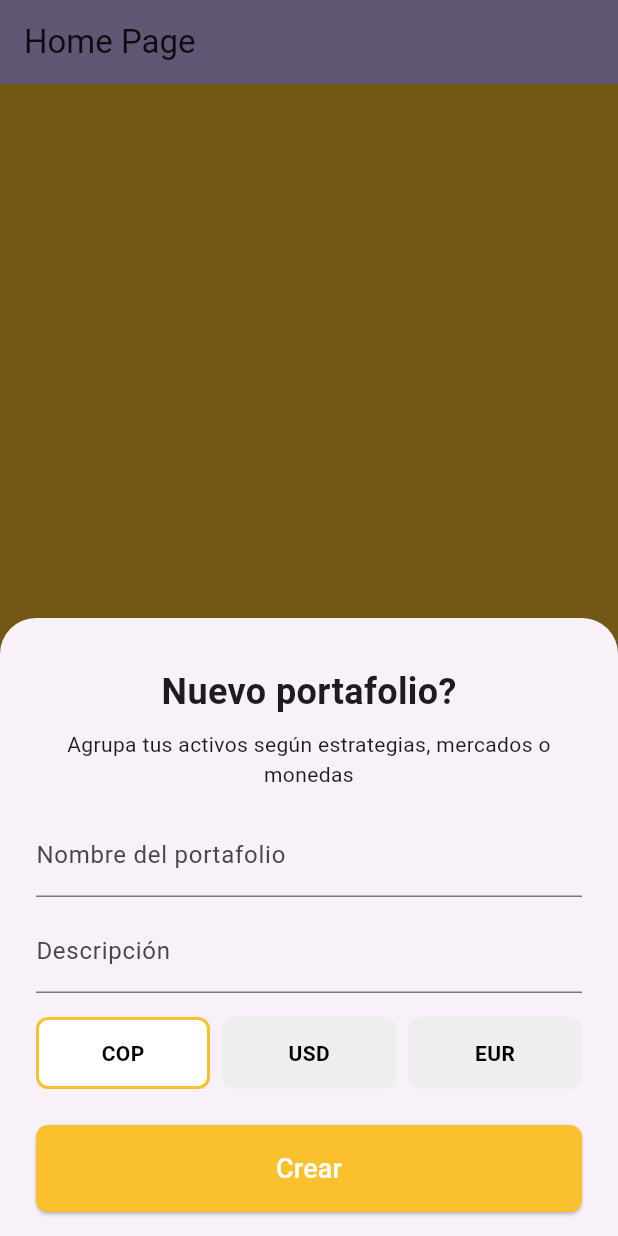
After one commit to juanmjimenezs/flutter_pro, a Flutter app: the screen it shows once a user with an empty profile is signed in, item 2 of the bottom bar chosen, after a tap on the "add" icon, on a phone screen of 412 x 824 dp. The commit adds this screen. Run offline on Flutter 3.47's test engine with Material 3 defaults, Android fonts, the phone set to English and light mode, and no system bars; our stand-ins replace firebase_auth, firebase_core, firebase_database; accounts and stored records are empty; generated files the repository leaves out were written again.

Commit message:
adding a page for portfolio

```diff
--- a/lib/main.dart
+++ b/lib/main.dart
@@ -22,6 +22,7 @@ class MyApp extends StatelessWidget {
       theme: ThemeData(
         colorScheme: ColorScheme.fromSeed(seedColor: Colors.deepPurple),
       ),
+      debugShowCheckedModeBanner: false,
       home: StreamBuilder<User?>(
         stream: FirebaseAuth.instance.authStateChanges(),
         builder: (context, snapshot) {
@@ -30,7 +31,7 @@ class MyApp extends StatelessWidget {
           }
 
           if (snapshot.hasData) {
-            return const MyHomePage();
+            return const MyHomePage(title: 'Home Page');
           }
 
           return const WelcomePage();
--- a/lib/pages/get_started_page.dart
+++ b/lib/pages/get_started_page.dart
@@ -40,7 +40,9 @@ class _GetStartedPageState extends State<GetStartedPage> {
 
         Navigator.pushReplacement(
           context,
-          MaterialPageRoute(builder: (context) => const MyHomePage()),
+          MaterialPageRoute(
+            builder: (context) => const MyHomePage(title: 'Home Page'),
+          ),
         );
       } on FirebaseAuthException catch (e) {
         if (!mounted) return;
--- a/lib/pages/home_page.dart
+++ b/lib/pages/home_page.dart
@@ -2,9 +2,12 @@ import 'package:flutter/material.dart';
 import '../widgets/custom_bottom_navigation.dart';
 import 'profile_page.dart';
 import 'tasks_page.dart';
+import 'portfolio_page.dart';
 
 class MyHomePage extends StatefulWidget {
-  const MyHomePage({super.key});
+  final String title;
+
+  const MyHomePage({super.key, required this.title});
 
   @override
   State<MyHomePage> createState() => _MyHomePageState();
@@ -21,11 +24,15 @@ class _MyHomePageState extends State<MyHomePage> {
 
   @override
   Widget build(BuildContext context) {
-    final List<Widget> pages = <Widget>[TasksPage(), ProfilePage()];
+    final List<Widget> pages = <Widget>[
+      TasksPage(),
+      PortfolioPage(),
+      ProfilePage(),
+    ];
 
     return Scaffold(
       appBar: AppBar(
-        title: Text('My App'),
+        title: Text(widget.title),
         backgroundColor: Theme.of(context).colorScheme.inversePrimary,
       ),
       body: pages[_selectedIndex],
--- a/lib/pages/login_page.dart
+++ b/lib/pages/login_page.dart
@@ -36,7 +36,9 @@ class _LoginPageState extends State<LoginPage> {
 
         Navigator.pushReplacement(
           context,
-          MaterialPageRoute(builder: (context) => const MyHomePage()),
+          MaterialPageRoute(
+            builder: (context) => const MyHomePage(title: 'Home Page'),
+          ),
         );
       } on FirebaseAuthException catch (e) {
         ScaffoldMessenger.of(context).showSnackBar(
--- /dev/null
+++ b/lib/pages/portfolio_page.dart
@@ -0,0 +1,262 @@
+import 'package:flutter/material.dart';
+import 'package:firebase_database/firebase_database.dart';
+import '../database_service.dart';
+import '../auth_service.dart';
+
+class PortfolioPage extends StatefulWidget {
+  const PortfolioPage({super.key});
+
+  @override
+  State<PortfolioPage> createState() => _PortfolioPageState();
+}
+
+class _PortfolioPageState extends State<PortfolioPage> {
+  List<Map<String, dynamic>> _portfolios = [];
+
+  String get _userId => authService.value.currentUser?.uid ?? '';
+
+  @override
+  void initState() {
+    super.initState();
+    _loadPortfolios();
+  }
+
+  Future<void> _loadPortfolios() async {
+    if (_userId.isEmpty) return;
+    DataSnapshot? snapshot = await DatabaseService().read(
+      path: 'users/$_userId/portfolios',
+    );
+    if (snapshot?.value != null) {
+      setState(() {
+        if (snapshot!.value is Map) {
+          _portfolios =
+              (snapshot.value as Map<Object?, Object?>).entries.map((entry) {
+                if (entry.value is Map) {
+                  final data = Map<String, dynamic>.from(entry.value as Map);
+                  data['id'] = entry.key.toString();
+                  return data;
+                }
+                return <String, dynamic>{};
+              }).toList();
+        } else {
+          _portfolios = [];
+        }
+      });
+    }
+  }
+
+  Future<void> _addPortfolio(
+    String nombre,
+    String descripcion,
+    String moneda,
+  ) async {
+    if (_userId.isEmpty) return;
+    final newPortfolio = {
+      'nombre': nombre,
+      'descripcion': descripcion,
+      'moneda': moneda,
+    };
+    await DatabaseService().create(
+      path: 'users/$_userId/portfolios',
+      data: newPortfolio,
+    );
+    await _loadPortfolios();
+  }
+
+  void _showAddPortfolioDialog() {
+    showModalBottomSheet(
+      context: context,
+      isScrollControlled: true,
+      shape: const RoundedRectangleBorder(
+        borderRadius: BorderRadius.vertical(top: Radius.circular(24)),
+      ),
+      builder:
+          (context) => Padding(
+            padding: EdgeInsets.only(
+              bottom: MediaQuery.of(context).viewInsets.bottom,
+              left: 24,
+              right: 24,
+              top: 32,
+            ),
+            child: _PortfolioForm(
+              onCreate: (nombre, descripcion, moneda) async {
+                Navigator.pop(context);
+                await _addPortfolio(nombre, descripcion, moneda);
+              },
+            ),
+          ),
+    );
+  }
+
+  @override
+  Widget build(BuildContext context) {
+    return Scaffold(
+      backgroundColor: Colors.yellow[700],
+      body: ListView.builder(
+        padding: const EdgeInsets.all(16),
+        itemCount: _portfolios.length,
+        itemBuilder: (context, index) {
+          final p = _portfolios[index];
+          return Card(
+            color: Colors.purple[50],
+            margin: const EdgeInsets.only(bottom: 16),
+            shape: RoundedRectangleBorder(
+              borderRadius: BorderRadius.circular(16),
+            ),
+            child: ListTile(
+              title: Text(
+                p['nombre'] ?? '',
+                style: const TextStyle(fontWeight: FontWeight.bold),
+              ),
+              subtitle: Text(p['descripcion'] ?? ''),
+              trailing: Text(
+                p['moneda'] ?? '',
+                style: const TextStyle(fontWeight: FontWeight.bold),
+              ),
+            ),
+          );
+        },
+      ),
+      floatingActionButton: FloatingActionButton(
+        onPressed: _showAddPortfolioDialog,
+        backgroundColor: Colors.yellow[700],
+        child: const Icon(Icons.add, color: Colors.white),
+      ),
+    );
+  }
+}
+
+class _PortfolioForm extends StatefulWidget {
+  final void Function(String nombre, String descripcion, String moneda)
+  onCreate;
+  const _PortfolioForm({required this.onCreate});
+
+  @override
+  State<_PortfolioForm> createState() => _PortfolioFormState();
+}
+
+class _PortfolioFormState extends State<_PortfolioForm> {
+  final _formKey = GlobalKey<FormState>();
+  final _nombreController = TextEditingController();
+  final _descripcionController = TextEditingController();
+  String _moneda = 'COP';
+
+  @override
+  Widget build(BuildContext context) {
+    return Column(
+      mainAxisSize: MainAxisSize.min,
+      children: [
+        const Text(
+          'Nuevo portafolio?',
+          style: TextStyle(fontSize: 24, fontWeight: FontWeight.bold),
+        ),
+        const SizedBox(height: 8),
+        const Text(
+          'Agrupa tus activos según estrategias, mercados o monedas',
+          textAlign: TextAlign.center,
+        ),
+        const SizedBox(height: 16),
+        TextFormField(
+          controller: _nombreController,
+          decoration: const InputDecoration(
+            labelText: 'Nombre del portafolio',
+            hintText: 'ej. "ETF tecnológicos", "Inversión a largo plazo"',
+          ),
+          validator: (v) => v == null || v.isEmpty ? 'Campo requerido' : null,
+        ),
+        const SizedBox(height: 8),
+        TextFormField(
+          controller: _descripcionController,
+          decoration: const InputDecoration(
+            labelText: 'Descripción',
+            hintText: 'ej. Portafolio de acciones colombianas',
+          ),
+        ),
+        const SizedBox(height: 16),
+        Row(
+          mainAxisAlignment: MainAxisAlignment.center,
+          children: [
+            _CurrencyButton(
+              label: 'COP',
+              selected: _moneda == 'COP',
+              onTap: () => setState(() => _moneda = 'COP'),
+            ),
+            const SizedBox(width: 8),
+            _CurrencyButton(
+              label: 'USD',
+              selected: _moneda == 'USD',
+              onTap: () => setState(() => _moneda = 'USD'),
+            ),
+            const SizedBox(width: 8),
+            _CurrencyButton(
+              label: 'EUR',
+              selected: _moneda == 'EUR',
+              onTap: () => setState(() => _moneda = 'EUR'),
+            ),
+          ],
+        ),
+        const SizedBox(height: 24),
+        SizedBox(
+          width: double.infinity,
+          child: ElevatedButton(
+            style: ElevatedButton.styleFrom(
+              backgroundColor: Colors.yellow[700],
+              foregroundColor: Colors.white,
+              shape: RoundedRectangleBorder(
+                borderRadius: BorderRadius.circular(8),
+              ),
+              padding: const EdgeInsets.symmetric(vertical: 16),
+            ),
+            onPressed: () {
+              if (_nombreController.text.isNotEmpty) {
+                widget.onCreate(
+                  _nombreController.text,
+                  _descripcionController.text,
+                  _moneda,
+                );
+              }
+            },
+            child: const Text('Crear', style: TextStyle(fontSize: 18)),
+          ),
+        ),
+        const SizedBox(height: 16),
+      ],
+    );
+  }
+}
+
+class _CurrencyButton extends StatelessWidget {
+  final String label;
+  final bool selected;
+  final VoidCallback onTap;
+  const _CurrencyButton({
+    required this.label,
+    required this.selected,
+    required this.onTap,
+  });
+
+  @override
+  Widget build(BuildContext context) {
+    return Expanded(
+      child: GestureDetector(
+        onTap: onTap,
+        child: Container(
+          padding: const EdgeInsets.symmetric(vertical: 12),
+          decoration: BoxDecoration(
+            color: selected ? Colors.white : Colors.grey[200],
+            borderRadius: BorderRadius.circular(8),
+            border: Border.all(
+              color: selected ? Colors.yellow[700]! : Colors.transparent,
+              width: 2,
+            ),
+          ),
+          alignment: Alignment.center,
+          child: Text(
+            label,
+            style: TextStyle(fontWeight: FontWeight.bold, color: Colors.black),
+          ),
+        ),
+      ),
+    );
+  }
+}
--- a/lib/widgets/custom_bottom_navigation.dart
+++ b/lib/widgets/custom_bottom_navigation.dart
@@ -15,6 +15,10 @@ class CustomBottomNavigation extends StatelessWidget {
     return BottomNavigationBar(
       items: const <BottomNavigationBarItem>[
         BottomNavigationBarItem(icon: Icon(Icons.home), label: 'Home'),
+        BottomNavigationBarItem(
+          icon: Icon(Icons.pie_chart),
+          label: 'Portfolio',
+        ),
         BottomNavigationBarItem(icon: Icon(Icons.person), label: 'Profile'),
       ],
       currentIndex: currentIndex,
```
